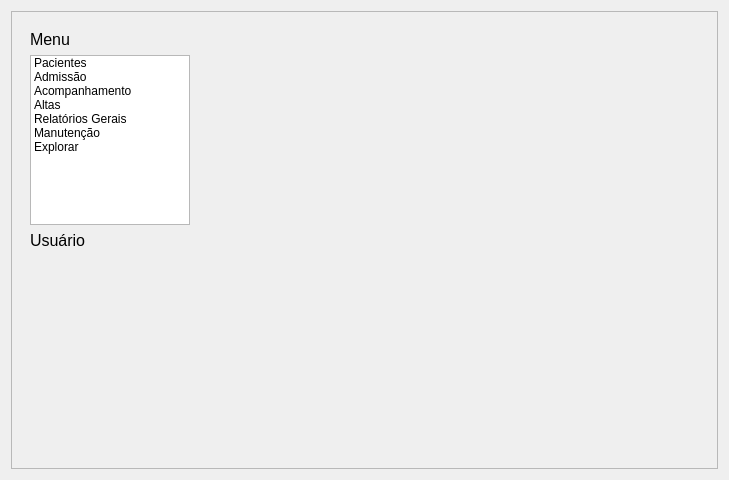
Before: the Qt Designer form GUI/PrincipalForm.ui in LCapanelli/RP3, drawn with Qt 5.
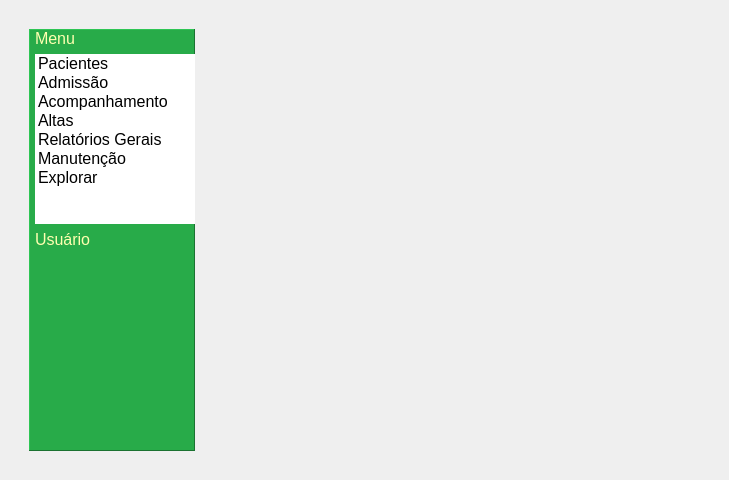
After: the same form once the commit is applied.

```diff
--- a/GUI/PrincipalForm.ui
+++ b/GUI/PrincipalForm.ui
@@ -10,6 +10,11 @@
     <height>480</height>
    </rect>
   </property>
+  <property name="font">
+   <font>
+    <pointsize>12</pointsize>
+   </font>
+  </property>
   <property name="windowTitle">
    <string>Form</string>
   </property>
@@ -17,46 +22,46 @@
    <item row="0" column="0">
     <widget class="QFrame" name="frame_2">
      <property name="frameShape">
-      <enum>QFrame::StyledPanel</enum>
+      <enum>QFrame::NoFrame</enum>
      </property>
      <property name="frameShadow">
-      <enum>QFrame::Raised</enum>
+      <enum>QFrame::Plain</enum>
      </property>
      <layout class="QGridLayout" name="gridLayout_3">
       <item row="0" column="0">
        <widget class="QWidget" name="widgetPrincipal" native="true">
         <layout class="QGridLayout" name="gridLayout_2">
-         <item row="0" column="0">
+         <item row="1" column="0" colspan="2">
+          <widget class="QFrame" name="frame">
+           <property name="styleSheet">
+            <string notr="true">background-color: rgb(40, 171, 73)</string>
+           </property>
+           <property name="frameShape">
+            <enum>QFrame::Panel</enum>
+           </property>
+           <property name="frameShadow">
+            <enum>QFrame::Raised</enum>
+           </property>
+          </widget>
+         </item>
+         <item row="1" column="1">
+          <layout class="QVBoxLayout" name="verticalLayout">
+           <item>
           <widget class="QLabel" name="label_usuarioLogado_3">
            <property name="font">
             <font>
              <pointsize>12</pointsize>
             </font>
            </property>
+             <property name="styleSheet">
+              <string notr="true">color : rgb(255, 255, 176)</string>
+             </property>
            <property name="text">
             <string>Menu</string>
            </property>
           </widget>
          </item>
-         <item row="0" column="1" rowspan="4">
-          <widget class="QStackedWidget" name="stackedWidget_Principal">
-           <property name="sizePolicy">
-            <sizepolicy hsizetype="Expanding" vsizetype="Expanding">
-             <horstretch>0</horstretch>
-             <verstretch>0</verstretch>
-            </sizepolicy>
-           </property>
-           <property name="font">
-            <font>
-             <pointsize>12</pointsize>
-            </font>
-           </property>
-           <property name="currentIndex">
-            <number>-1</number>
-           </property>
-          </widget>
-         </item>
-         <item row="1" column="0">
+           <item>
           <widget class="QListWidget" name="listaOpcoesMenu_2">
            <property name="enabled">
             <bool>true</bool>
@@ -77,6 +82,12 @@
             <string notr="true">font: 75 12pt &quot;Droid Sans&quot;;
 </string>
            </property>
+             <property name="frameShape">
+              <enum>QFrame::NoFrame</enum>
+             </property>
+             <property name="frameShadow">
+              <enum>QFrame::Plain</enum>
+             </property>
            <property name="viewMode">
             <enum>QListView::ListMode</enum>
            </property>
@@ -117,19 +128,22 @@
            </item>
           </widget>
          </item>
-         <item row="2" column="0">
+           <item>
           <widget class="QLabel" name="label_usuarioLogado_2">
            <property name="font">
             <font>
              <pointsize>12</pointsize>
             </font>
            </property>
+             <property name="styleSheet">
+              <string notr="true">color : rgb(255, 255, 176)</string>
+             </property>
            <property name="text">
             <string>Usuário</string>
            </property>
           </widget>
          </item>
-         <item row="3" column="0">
+           <item>
           <spacer name="verticalSpacer">
            <property name="orientation">
             <enum>Qt::Vertical</enum>
@@ -137,10 +151,30 @@
            <property name="sizeHint" stdset="0">
             <size>
              <width>20</width>
-             <height>40</height>
+               <height>88</height>
             </size>
            </property>
           </spacer>
+           </item>
+          </layout>
+         </item>
+         <item row="1" column="2">
+          <widget class="QStackedWidget" name="stackedWidget_Principal">
+           <property name="sizePolicy">
+            <sizepolicy hsizetype="Expanding" vsizetype="Expanding">
+             <horstretch>0</horstretch>
+             <verstretch>0</verstretch>
+            </sizepolicy>
+           </property>
+           <property name="font">
+            <font>
+             <pointsize>12</pointsize>
+            </font>
+           </property>
+           <property name="currentIndex">
+            <number>-1</number>
+           </property>
+          </widget>
          </item>
         </layout>
        </widget>
```
Left out of the diff: 2 changed lines with no effect on the pictures. Lines whose indentation alone changed are shown as unchanged.
